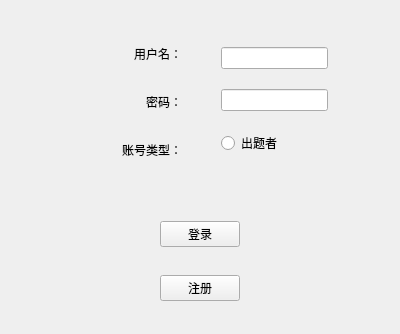
First picture: the form in widget.ui, repository Euler-lne/Word_Elimination, before the edit.
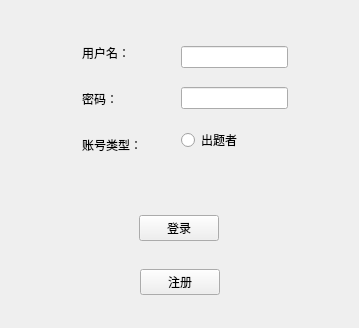
Second picture: the form after the edit.

Commit message: 注册界面

What changed in the file:
```diff
--- a/widget.ui
+++ b/widget.ui
@@ -6,8 +6,8 @@
    <rect>
     <x>0</x>
     <y>0</y>
-    <width>400</width>
-    <height>300</height>
+    <width>359</width>
+    <height>328</height>
    </rect>
   </property>
   <property name="windowTitle">
@@ -31,7 +31,7 @@
     <widget class="QWidget" name="widget_6" native="true">
      <layout class="QHBoxLayout" name="horizontalLayout_5">
       <item>
-       <spacer name="horizontalSpacer_3">
+       <spacer name="horizontalSpacer">
         <property name="orientation">
          <enum>Qt::Horizontal</enum>
         </property>
@@ -49,19 +49,6 @@
          <item>
           <widget class="QWidget" name="widget" native="true">
            <layout class="QHBoxLayout" name="horizontalLayout_2">
-            <item>
-             <spacer name="horizontalSpacer">
-              <property name="orientation">
-               <enum>Qt::Horizontal</enum>
-              </property>
-              <property name="sizeHint" stdset="0">
-               <size>
-                <width>40</width>
-                <height>20</height>
-               </size>
-              </property>
-             </spacer>
-            </item>
             <item>
              <widget class="QLabel" name="labelAccount">
               <property name="text">
@@ -75,19 +62,6 @@
          <item>
           <widget class="QWidget" name="widget_2" native="true">
            <layout class="QHBoxLayout" name="horizontalLayout_3">
-            <item>
-             <spacer name="horizontalSpacer_2">
-              <property name="orientation">
-               <enum>Qt::Horizontal</enum>
-              </property>
-              <property name="sizeHint" stdset="0">
-               <size>
-                <width>40</width>
-                <height>20</height>
-               </size>
-              </property>
-             </spacer>
-            </item>
             <item>
              <widget class="QLabel" name="labelPassword">
               <property name="text">
@@ -101,19 +75,6 @@
          <item>
           <widget class="QWidget" name="widget_3" native="true">
            <layout class="QHBoxLayout" name="horizontalLayout_4">
-            <item>
-             <spacer name="horizontalSpacer_5">
-              <property name="orientation">
-               <enum>Qt::Horizontal</enum>
-              </property>
-              <property name="sizeHint" stdset="0">
-               <size>
-                <width>40</width>
-                <height>20</height>
-               </size>
-              </property>
-             </spacer>
-            </item>
             <item>
              <widget class="QLabel" name="labelType">
               <property name="text">
@@ -147,7 +108,7 @@
        </widget>
       </item>
       <item>
-       <spacer name="horizontalSpacer_4">
+       <spacer name="horizontalSpacer_3">
         <property name="orientation">
          <enum>Qt::Horizontal</enum>
         </property>
```
Left out of the diff: 8 changed lines with no effect on the pictures. The commit also changes 1 other file.
